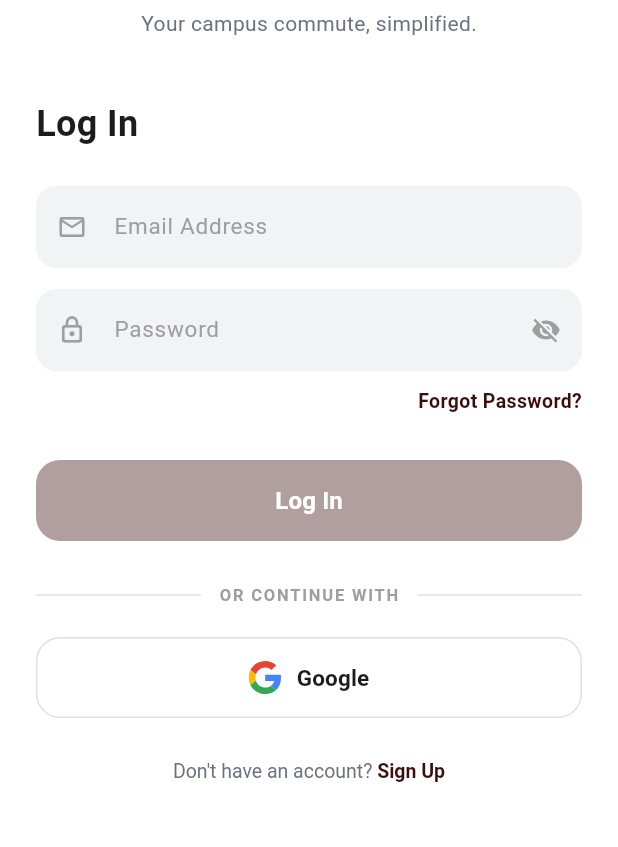
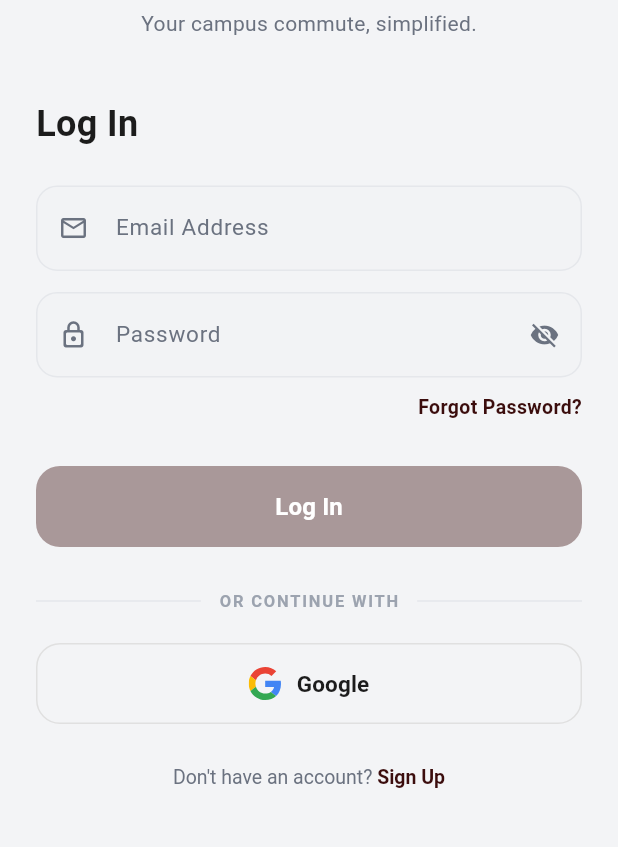
Before and after one commit to Mahim021/KUET-Bus, a Flutter app: the screen it shows after launch, on a phone screen of 412 x 824 dp, the part 266-1113 px from its top. Run offline on Flutter 3.47's test engine with Material 3 defaults, Android fonts, the phone set to English and light mode, and no system bars; our stand-ins replace cloud_firestore, firebase_auth, firebase_core, firebase_messaging, flutter_local_notifications, flutter_map and 7 more; accounts and stored records are empty.

Commit message:
prev update 1:ariful021

```diff
--- a/lib/app.dart
+++ b/lib/app.dart
@@ -17,6 +17,12 @@ class KuetBusApp extends StatefulWidget {
 
 class _KuetBusAppState extends State<KuetBusApp> {
   final _themeNotifier = AppThemeNotifier();
+
+  @override
+  void initState() {
+    super.initState();
+    _themeNotifier.loadSavedTheme();
+  }
 
   @override
   void dispose() {
--- a/lib/features/auth/login_screen.dart
+++ b/lib/features/auth/login_screen.dart
@@ -4,6 +4,7 @@ import 'package:google_sign_in/google_sign_in.dart';
 import 'package:firebase_auth/firebase_auth.dart';
 import '../../../core/constants/colors.dart';
 import '../../../core/constants/text_styles.dart';
+import '../../../core/theme/app_theme.dart';
 import '../../core/services/firestore_service.dart';
 import '../../core/services/user_session.dart';
 import '../main/main_shell.dart';
@@ -105,6 +106,7 @@ class _LoginScreenState extends State<LoginScreen> {
     final emailCtrl = TextEditingController();
     bool sent = false;
 
+    final theme = AppThemeData.of(context);
     showModalBottomSheet(
       context: context,
       isScrollControlled: true,
@@ -114,10 +116,10 @@ class _LoginScreenState extends State<LoginScreen> {
           builder: (ctx, setSheetState) {
             final bottom = MediaQuery.of(ctx).viewInsets.bottom;
             return Container(
-              decoration: const BoxDecoration(
-                color: AppColors.background,
+              decoration: BoxDecoration(
+                color: theme.surface,
                 borderRadius:
-                    BorderRadius.vertical(top: Radius.circular(28)),
+                    const BorderRadius.vertical(top: Radius.circular(28)),
               ),
               padding: EdgeInsets.fromLTRB(24, 16, 24, bottom + 32),
               child: Column(
@@ -148,10 +150,10 @@ class _LoginScreenState extends State<LoginScreen> {
                             color: AppColors.primary, size: 22),
                       ),
                       const SizedBox(width: 14),
-                      const Text(
+                      Text(
                         'Forgot Password',
                         style: TextStyle(
-                          color: AppColors.bodyText,
+                          color: theme.text,
                           fontSize: 18,
                           fontWeight: FontWeight.w700,
                         ),
@@ -159,10 +161,10 @@ class _LoginScreenState extends State<LoginScreen> {
                     ],
                   ),
                   const SizedBox(height: 14),
-                  const Text(
+                  Text(
                     'Enter your registered email and we\'ll send you a link to reset your password.',
                     style: TextStyle(
-                      color: AppColors.subText,
+                      color: theme.subText,
                       fontSize: 13,
                       height: 1.5,
                     ),
@@ -266,8 +268,9 @@ class _LoginScreenState extends State<LoginScreen> {
 
   @override
   Widget build(BuildContext context) {
+    final theme = AppThemeData.of(context);
     return Scaffold(
-      backgroundColor: AppColors.background,
+      backgroundColor: theme.bg,
       body: SafeArea(
         child: SingleChildScrollView(
           padding: const EdgeInsets.symmetric(horizontal: 24),
@@ -292,12 +295,15 @@ class _LoginScreenState extends State<LoginScreen> {
                     Text('KUET Bus', style: AppTextStyles.authAppTitle),
                     const SizedBox(height: 6),
                     Text('Your campus commute, simplified.',
-                        style: AppTextStyles.authSubtitle),
+                        style: AppTextStyles.authSubtitle.copyWith(
+                            color: theme.subText)),
                   ],
                 ),
               ),
               const SizedBox(height: 40),
-              Text('Log In', style: AppTextStyles.sectionTitle),
+              Text('Log In',
+                  style: AppTextStyles.sectionTitle.copyWith(
+                      color: theme.text)),
               const SizedBox(height: 24),
               AuthField(
                 hint: 'Email Address',
@@ -403,13 +409,14 @@ class _LoginScreenState extends State<LoginScreen> {
               const SizedBox(height: 28),
               Row(
                 children: [
-                  const Expanded(child: Divider(color: AppColors.divider)),
+                  Expanded(child: Divider(color: theme.border)),
                   Padding(
                     padding: const EdgeInsets.symmetric(horizontal: 12),
                     child: Text('OR CONTINUE WITH',
-                        style: AppTextStyles.dividerLabel),
+                        style: AppTextStyles.dividerLabel.copyWith(
+                            color: theme.label)),
                   ),
-                  const Expanded(child: Divider(color: AppColors.divider)),
+                  Expanded(child: Divider(color: theme.border)),
                 ],
               ),
               const SizedBox(height: 20),
@@ -451,7 +458,8 @@ class _LoginScreenState extends State<LoginScreen> {
                       children: [
                         TextSpan(
                             text: "Don't have an account? ",
-                            style: AppTextStyles.bodySmall),
+                            style: AppTextStyles.bodySmall.copyWith(
+                                color: theme.subText)),
                         TextSpan(
                             text: 'Sign Up', style: AppTextStyles.linkBold),
                       ],
--- a/lib/features/auth/widgets/auth_field.dart
+++ b/lib/features/auth/widgets/auth_field.dart
@@ -1,8 +1,7 @@
 import 'package:flutter/material.dart';
-import '../../../core/constants/colors.dart';
-import '../../../core/constants/text_styles.dart';
+import '../../../core/theme/app_theme.dart';
 
-/// Reusable themed text field for all auth screens.
+/// Reusable themed text field for all auth screens — responds to dark mode.
 class AuthField extends StatefulWidget {
   const AuthField({
     super.key,
@@ -32,33 +31,44 @@ class _AuthFieldState extends State<AuthField> {
 
   @override
   Widget build(BuildContext context) {
+    final theme = AppThemeData.of(context);
     return Column(
       crossAxisAlignment: CrossAxisAlignment.start,
       children: [
         if (widget.label != null) ...[
-          Text(widget.label!, style: AppTextStyles.fieldLabel),
+          Text(
+            widget.label!,
+            style: TextStyle(
+              color: theme.label,
+              fontSize: 11,
+              fontWeight: FontWeight.w600,
+              letterSpacing: 0.8,
+            ),
+          ),
           const SizedBox(height: 6),
         ],
         Container(
           decoration: BoxDecoration(
-            color: AppColors.fieldFill,
+            color: theme.fieldFill,
             borderRadius: BorderRadius.circular(14),
+            border: Border.all(color: theme.border),
           ),
           child: TextField(
             controller: widget.controller,
             obscureText: widget.isPassword ? _obscure : false,
             keyboardType: widget.keyboardType,
             onChanged: widget.onChanged,
-            style: const TextStyle(fontSize: 15, color: AppColors.bodyText),
+            style: TextStyle(fontSize: 15, color: theme.text),
             decoration: InputDecoration(
               hintText: widget.hint,
-              hintStyle: AppTextStyles.fieldHint,
-              prefixIcon: Icon(widget.icon, color: AppColors.fieldIcon, size: 20),
+              hintStyle: TextStyle(color: theme.subText, fontSize: 15),
+              prefixIcon:
+                  Icon(widget.icon, color: theme.subText, size: 20),
               suffixIcon: widget.isPassword
                   ? IconButton(
                       icon: Icon(
                         _obscure ? Icons.visibility_off : Icons.visibility,
-                        color: AppColors.fieldIcon,
+                        color: theme.subText,
                         size: 20,
                       ),
                       onPressed: () => setState(() => _obscure = !_obscure),
--- a/pubspec.yaml
+++ b/pubspec.yaml
@@ -48,6 +48,9 @@ dependencies:
   flutter_local_notifications: ^18.0.0
   http: ^1.2.2
   geolocator: ^13.0.2
+  supabase_flutter: ^2.8.1
+  image_picker: ^1.1.2
+  shared_preferences: ^2.3.5
 
 dev_dependencies:
   flutter_test:
```
Also changed, not shown: lib/core/theme/app_theme.dart (+10 -2 lines), lib/features/auth/signup_screen.dart (+20 -18 lines), lib/features/home/home_screen.dart (+29 -5 lines), lib/features/profile/profile_screen.dart (+42 -18 lines), lib/main.dart (+8 -0 lines), pubspec.lock, 16 other files.
